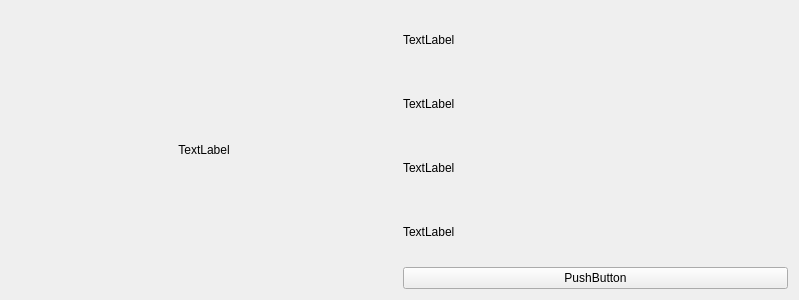
This is caritem.ui in html3755/car_rent as Qt 5 draws it before an edit. The edited form follows.
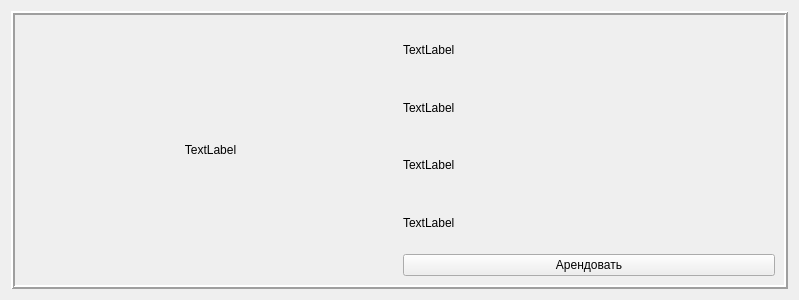
This is the edited form.

```diff
--- a/caritem.ui
+++ b/caritem.ui
@@ -15,6 +15,18 @@
   </property>
   <layout class="QHBoxLayout" name="horizontalLayout">
    <item>
+    <widget class="QFrame" name="frame">
+     <property name="frameShape">
+      <enum>QFrame::Box</enum>
+     </property>
+     <property name="frameShadow">
+      <enum>QFrame::Raised</enum>
+     </property>
+     <property name="lineWidth">
+      <number>2</number>
+     </property>
+     <layout class="QHBoxLayout" name="horizontalLayout_2">
+      <item>
     <widget class="QLabel" name="label">
      <property name="text">
       <string>TextLabel</string>
@@ -57,11 +69,14 @@
      <item>
       <widget class="QPushButton" name="pushButton">
        <property name="text">
-        <string>PushButton</string>
+           <string>Арендовать</string>
        </property>
       </widget>
      </item>
     </layout>
+      </item>
+     </layout>
+    </widget>
    </item>
   </layout>
  </widget>
```
Lines whose indentation alone changed are shown as unchanged.
